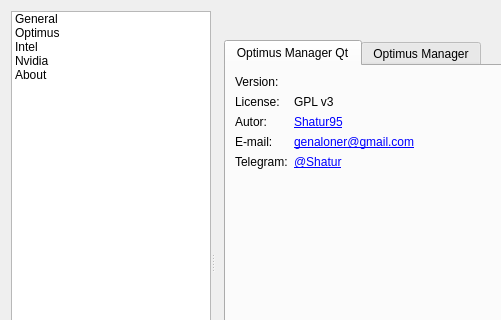
Qt form src/settingsdialog.ui (Shatur/optimus-manager-qt) before a commit; both pictures show x 0 to 501 and y 0 to 320 of the 800 by 552 pixel window.
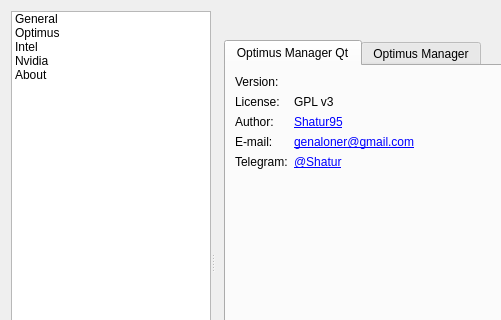
The same form after that commit. The open tabs and pages were chosen to show the change. Icons and pictures are not drawn.

Commit message: Fix a typo in the About tab

What changed in the file:
```diff
--- a/src/settingsdialog.ui
+++ b/src/settingsdialog.ui
@@ -727,7 +727,7 @@
             <item row="2" column="0">
              <widget class="QLabel" name="autorGuiTitleLabel">
               <property name="text">
-               <string>Autor:</string>
+               <string>Author:</string>
               </property>
              </widget>
             </item>
```
Left out of the diff: 2 changed lines with no effect on the pictures. The commit also changes 6 other files.
